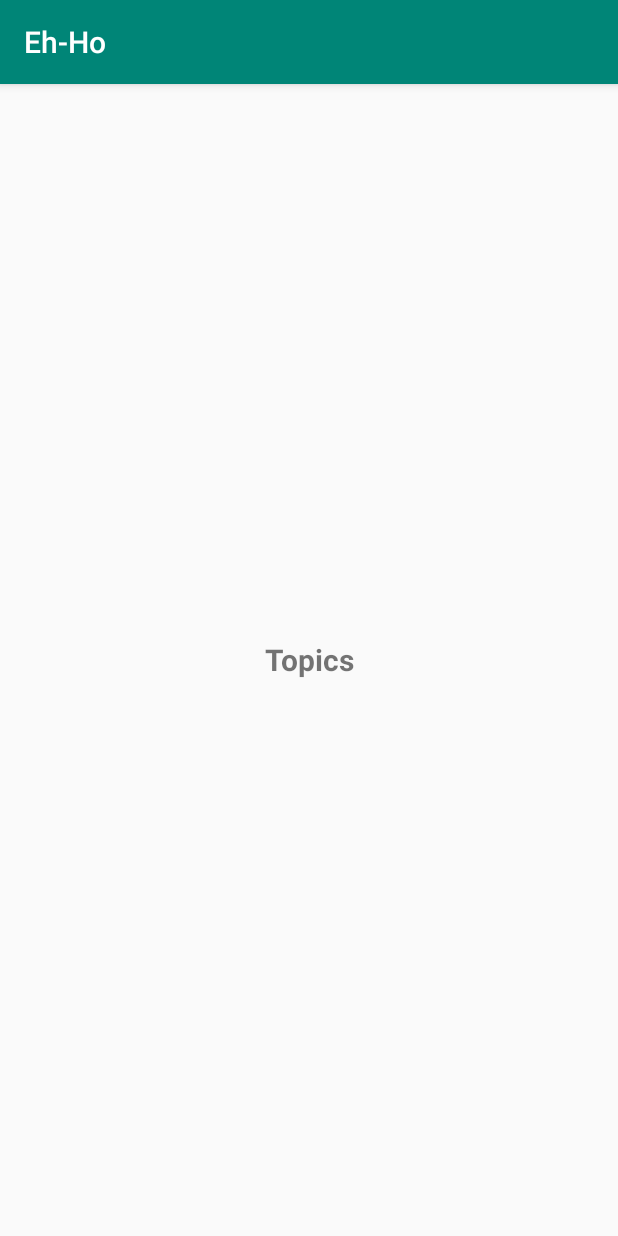
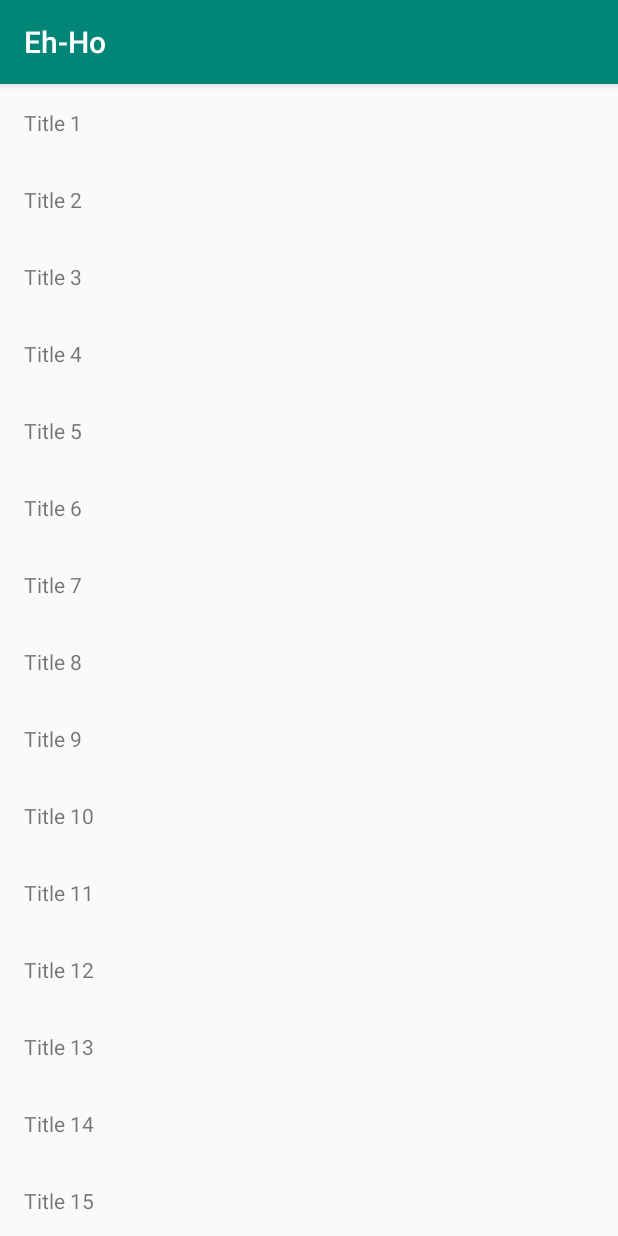
Before and after one commit to esevilla/EhHoAndroid, an Android app: the screen it shows after launch (TopicsActivity), after a tap on an icon or button, on a phone screen of 412 x 824 dp. Run offline under Robolectric (Android 15) with nearby library versions, the phone set to English and light mode, and no system bars.

Commit message:
mitad clase 2

```diff
--- a/app/build.gradle
+++ b/app/build.gradle
@@ -31,4 +31,5 @@ dependencies {
     testImplementation 'junit:junit:4.12'
     androidTestImplementation 'androidx.test.ext:junit:1.1.0'
     androidTestImplementation 'androidx.test.espresso:espresso-core:3.1.1'
+    implementation 'androidx.recyclerview:recyclerview:1.1.0'
 }
--- /dev/null
+++ b/app/src/main/java/io/esevilla/eh_ho/Models.kt
@@ -0,0 +1,9 @@
+package io.esevilla.eh_ho
+
+import java.util.*
+
+data class Topic(
+    val id: String = UUID.randomUUID().toString(),
+    val title: String,
+    val content: String
+)
--- a/app/src/main/java/io/esevilla/eh_ho/TopicsActivity.kt
+++ b/app/src/main/java/io/esevilla/eh_ho/TopicsActivity.kt
@@ -1,12 +1,25 @@
 package io.esevilla.eh_ho
 
 import android.os.Bundle
+import android.util.Log
 import androidx.appcompat.app.AppCompatActivity
+import androidx.recyclerview.widget.LinearLayoutManager
+import androidx.recyclerview.widget.RecyclerView
+import kotlinx.android.synthetic.main.activity_topics.*
 
 class TopicsActivity : AppCompatActivity() {
 
     override fun onCreate(savedInstanceState: Bundle?) {
         super.onCreate(savedInstanceState)
         setContentView(R.layout.activity_topics)
+
+      //  Log.d(TopicsActivity::class.java.simpleName, TopicsRepo.topics.toString())
+
+
+        val adapter = TopicsAdapter()
+        adapter.setTopics(TopicsRepo.topics)
+
+        listTopics.layoutManager = LinearLayoutManager(this, LinearLayoutManager.VERTICAL, false)
+        listTopics.adapter = adapter
     }
 }
--- /dev/null
+++ b/app/src/main/java/io/esevilla/eh_ho/TopicsAdapter.kt
@@ -0,0 +1,41 @@
+package io.esevilla.eh_ho
+
+import android.view.LayoutInflater
+import android.view.View
+import android.view.ViewGroup
+import androidx.recyclerview.widget.RecyclerView
+import kotlinx.android.synthetic.main.item_topic.view.*
+
+class TopicsAdapter: RecyclerView.Adapter<TopicsAdapter.TopicHolder>() {
+    val topics = mutableListOf<Topic>()
+
+    override fun onCreateViewHolder(parent: ViewGroup, viewType: Int): TopicHolder {
+        val view = LayoutInflater.from(parent.context).inflate(R.layout.item_topic, parent, false)
+
+        return TopicHolder(view)
+    }
+
+    override fun getItemCount(): Int {
+        return topics.size
+    }
+
+    override fun onBindViewHolder(holder: TopicHolder, position: Int) {
+        val topic = topics[position]
+        holder.topic = topic
+    }
+
+    fun setTopics(topics: List<Topic>) {
+        this.topics.clear()
+        this.topics.addAll(topics)
+        notifyDataSetChanged()
+    }
+
+    inner class TopicHolder(itemView: View): RecyclerView.ViewHolder(itemView) {
+    var topic: Topic? = null
+        set(value){
+            field = value
+            itemView.labelTitle.text = field?.title
+        }
+    }
+
+}
--- /dev/null
+++ b/app/src/main/java/io/esevilla/eh_ho/TopicsRepo.kt
@@ -0,0 +1,27 @@
+package io.esevilla.eh_ho
+
+object TopicsRepo {
+    val topics: MutableList<Topic> = mutableListOf()
+    get() {
+        if (field.isEmpty())
+            field.addAll(dummyTopics())
+
+        return field
+    }
+
+   // fun dummyTopics(count: Int = 50): List<Topic> {
+   //     val dummyTopics: MutableList<Topic> = mutableListOf()
+    //    for (i in 1..count) {
+      //      val topic: Topic = Topic(title = "Title $i", content = "Content $i")
+        //    dummyTopics.add(topic)
+        //}
+        //return dummyTopics
+    //}
+
+    fun dummyTopics(count: Int = 50): List<Topic> {
+       return (1..count).map{
+            Topic(title = "Title $it", content = "Content $it")
+        }
+    }
+
+}
--- a/app/src/main/res/layout/activity_topics.xml
+++ b/app/src/main/res/layout/activity_topics.xml
@@ -3,13 +3,10 @@
     android:layout_width="match_parent"
     android:layout_height="match_parent">
 
-    <androidx.appcompat.widget.AppCompatTextView
+    <androidx.recyclerview.widget.RecyclerView
+        android:id="@+id/listTopics"
         android:layout_width="match_parent"
-        android:layout_height="wrap_content"
-        android:gravity="center_horizontal"
-        android:layout_gravity="center_vertical"
-        android:textSize="20sp"
-        android:textStyle="bold"
-        android:text="@string/label_topics" />
+        android:layout_height="match_parent"
+    />
 
 </FrameLayout>
--- /dev/null
+++ b/app/src/main/res/layout/item_topic.xml
@@ -0,0 +1,16 @@
+<?xml version="1.0" encoding="utf-8"?>
+<LinearLayout
+    xmlns:android="http://schemas.android.com/apk/res/android"
+    xmlns:tools="http://schemas.android.com/tools"
+    android:orientation="vertical"
+    android:layout_width="match_parent"
+    android:layout_height="wrap_content"
+    android:padding="16dp">
+
+    <androidx.appcompat.widget.AppCompatTextView
+        android:id="@+id/labelTitle"
+        android:layout_width="match_parent"
+        android:layout_height="wrap_content"
+        tools:text="Title"/>
+
+</LinearLayout>
```
